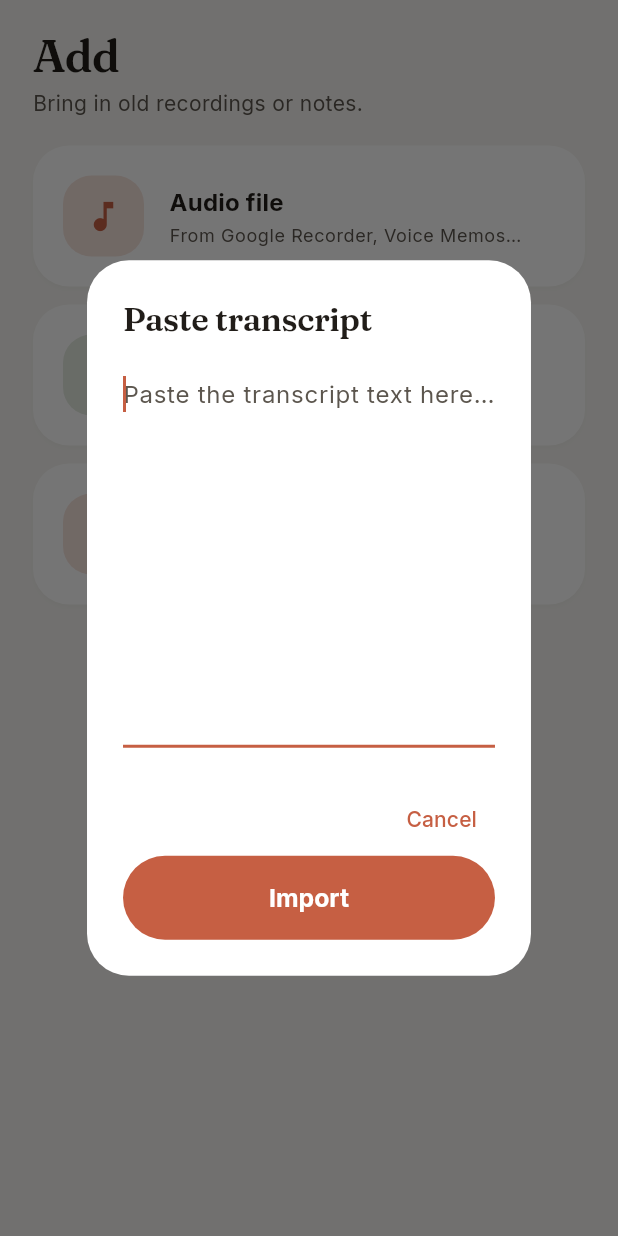
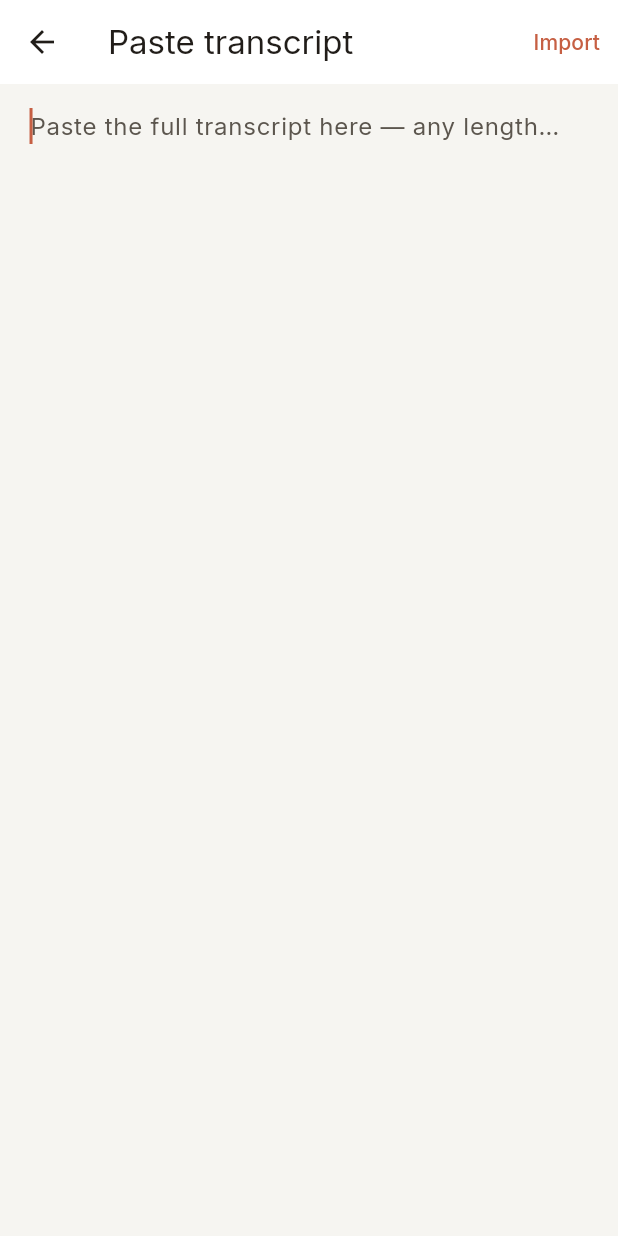
Before and after one commit to Sourav-Bhat/reacll, a Flutter app: the AddScreen widget shown alone on an empty page, opened directly with empty values, after a tap on "Paste a transcript", on a phone screen of 412 x 824 dp. Run offline on Flutter 3.47's test engine with Material 3 defaults, Android fonts, the phone set to English and light mode, and no system bars; our stand-ins replace file_picker, google_fonts, package_info_plus; missing offline and left inert: cryptography, ffmpeg_kit_flutter_new_min, receive_sharing_intent, record, sherpa_onnx, sqlite3 and 1 more; statements that could not run were skipped.

Commit message:
feat(batch1): delete conversation, notes, auto-tag Me, real file dates, upload transcript file, long paste, prefill edit-tags (W1-4, W10-12); schema v5

```diff
--- a/lib/db/schema.dart
+++ b/lib/db/schema.dart
@@ -3,7 +3,7 @@
 /// so keep it standard SQL (no Dart interpolation).
 library;
 
-const schemaVersion = 4;
+const schemaVersion = 5;
 
 const createSchema = '''
 PRAGMA foreign_keys = ON;
@@ -28,6 +28,7 @@ CREATE TABLE IF NOT EXISTS conversations (
   title         TEXT NOT NULL DEFAULT 'Untitled conversation',
   happened_at   TEXT NOT NULL DEFAULT (datetime('now')),
   duration_sec  INTEGER NOT NULL DEFAULT 0,
+  notes         TEXT,
   created_at    TEXT NOT NULL DEFAULT (datetime('now'))
 );
 
--- a/lib/models.dart
+++ b/lib/models.dart
@@ -68,6 +68,7 @@ class ConversationDetail {
   final String title;
   final DateTime happenedAt;
   final int durationSec;
+  final String? notes; // W4: personal notes
   final List<Person> people; // attendees
   final List<Person> mentioned; // referenced only, not present
   final List<String> topics;
@@ -78,6 +79,7 @@ class ConversationDetail {
     required this.title,
     required this.happenedAt,
     required this.durationSec,
+    this.notes,
     required this.people,
     this.mentioned = const [],
     required this.topics,
--- a/lib/screens/add_screen.dart
+++ b/lib/screens/add_screen.dart
@@ -18,29 +18,17 @@ class AddScreen extends StatelessWidget {
     await _attachAndTag(context, item);
   }
 
+  /// W10: import a transcript text file (.txt/.vtt/.srt/.md).
+  Future<void> _importTranscriptFile(BuildContext context) async {
+    final item = await ImportService.instance.pickTranscriptFile();
+    if (item == null || !context.mounted) return;
+    await _attachAndTag(context, item);
+  }
+
+  /// W11: full-screen paste so long transcripts aren't truncated.
   Future<void> _pasteTranscript(BuildContext context) async {
-    final ctl = TextEditingController();
-    final text = await showDialog<String>(
-      context: context,
-      builder: (context) => AlertDialog(
-        title: const Text('Paste transcript'),
-        content: TextField(
-          controller: ctl,
-          autofocus: true,
-          maxLines: 10,
-          decoration: const InputDecoration(
-              hintText: 'Paste the transcript text here…'),
-        ),
-        actions: [
-          TextButton(
-              onPressed: () => Navigator.pop(context),
-              child: const Text('Cancel')),
-          FilledButton(
-              onPressed: () => Navigator.pop(context, ctl.text),
-              child: const Text('Import')),
-        ],
-      ),
-    );
+    final text = await Navigator.of(context).push<String>(
+        MaterialPageRoute(builder: (_) => const PasteTranscriptScreen()));
     if (text == null || text.trim().isEmpty || !context.mounted) return;
     await _attachAndTag(
         context,
@@ -157,8 +145,12 @@ class AddScreen extends StatelessWidget {
               'Audio file', 'From Google Recorder, Voice Memos…',
               () => _importAudio(context)),
           const SizedBox(height: 12),
+          tile(Icons.upload_file, t.colorScheme.surfaceContainerHighest,
+              'Upload transcript file', '.txt / .vtt / .srt — Meet, Teams export',
+              () => _importTranscriptFile(context)),
+          const SizedBox(height: 12),
           tile(Icons.description_outlined, const Color(0xFFE4EBE0),
-              'Paste a transcript', 'Copied from Teams, or any text',
+              'Paste a transcript', 'Any length — copied from Teams or anywhere',
               () => _pasteTranscript(context)),
           const SizedBox(height: 12),
           tile(Icons.lock_outline, t.colorScheme.surfaceContainerHighest,
@@ -178,3 +170,52 @@ class AddScreen extends StatelessWidget {
     );
   }
 }
+
+/// W11: full-screen transcript paste — unlimited length.
+class PasteTranscriptScreen extends StatefulWidget {
+  const PasteTranscriptScreen({super.key});
+  @override
+  State<PasteTranscriptScreen> createState() => _PasteTranscriptScreenState();
+}
+
+class _PasteTranscriptScreenState extends State<PasteTranscriptScreen> {
+  final _ctl = TextEditingController();
+
+  @override
+  void dispose() {
+    _ctl.dispose();
+    super.dispose();
+  }
+
+  @override
+  Widget build(BuildContext context) {
+    final t = Theme.of(context);
+    return Scaffold(
+      appBar: AppBar(
+        title: const Text('Paste transcript'),
+        actions: [
+          TextButton(
+            onPressed: () => Navigator.of(context).pop(_ctl.text),
+            child: const Text('Import'),
+          ),
+        ],
+      ),
+      body: Padding(
+        padding: const EdgeInsets.fromLTRB(20, 8, 20, 20),
+        child: TextField(
+          controller: _ctl,
+          autofocus: true,
+          maxLines: null,
+          expands: true,
+          keyboardType: TextInputType.multiline,
+          textAlignVertical: TextAlignVertical.top,
+          decoration: const InputDecoration(
+            hintText: 'Paste the full transcript here — any length…',
+            border: InputBorder.none,
+          ),
+          style: t.textTheme.bodyLarge?.copyWith(height: 1.5),
+        ),
+      ),
+    );
+  }
+}
--- a/lib/screens/record_screen.dart
+++ b/lib/screens/record_screen.dart
@@ -59,6 +59,7 @@ class _RecordScreenState extends State<RecordScreen> {
       return;
     }
     final convId = db.createConversation(durationSec: duration.inSeconds);
+    db.tagPerson(convId, db.mePersonId()); // W1: I'm always in my own recordings
     db.addArtifact(convId, 'recording', filePath: path, status: 'pending');
     // Transcribe in background; user goes straight to the 10-second tag flow.
     // ignore: unawaited_futures
```
Also changed, not shown: lib/db/database.dart (+29 -1 lines), lib/db/migrations.dart (+13 -4 lines), lib/screens/detail_screen.dart (+103 -2 lines), lib/screens/tag_screen.dart (+14 -0 lines), lib/services/import_service.dart (+36 -1 lines).
